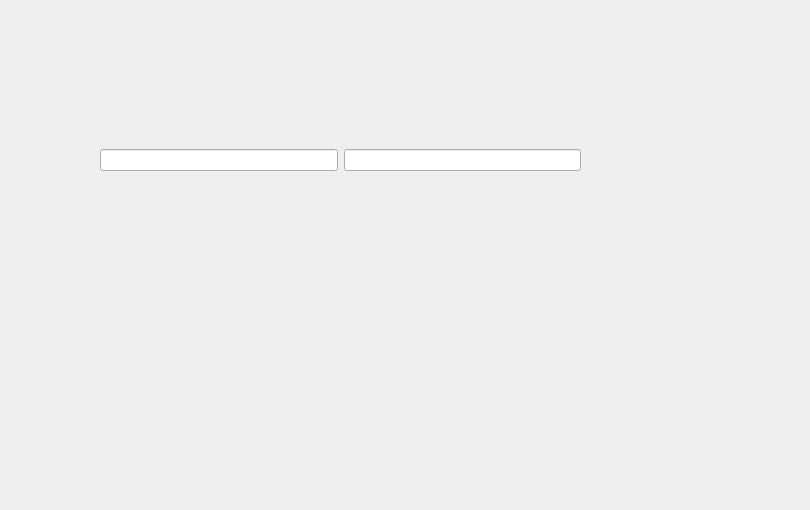
Before: the Qt Designer form equipe.ui in mateo-suet/BASKET, drawn with Qt 5.
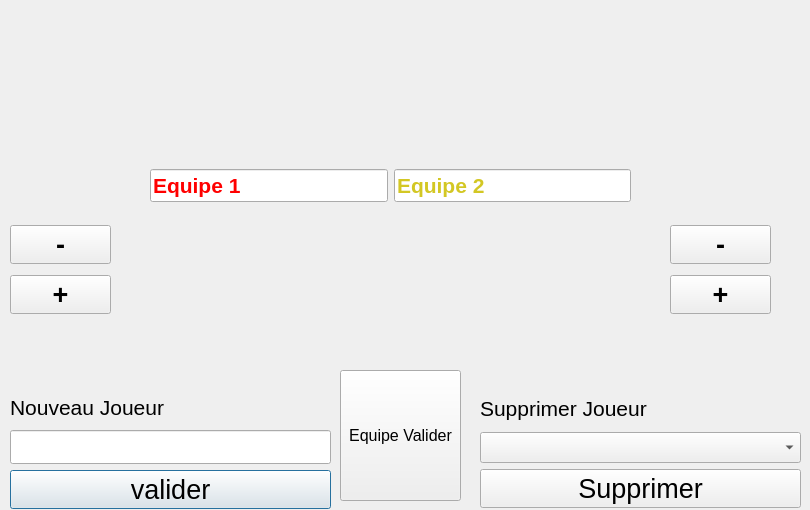
After: the same form once the commit is applied.

```diff
--- a/equipe.ui
+++ b/equipe.ui
@@ -10,32 +10,274 @@
     <height>510</height>
    </rect>
   </property>
+  <property name="font">
+   <font>
+    <bold>true</bold>
+   </font>
+  </property>
   <property name="windowTitle">
    <string>Dialog</string>
   </property>
   <widget class="QWidget" name="gridLayoutWidget">
    <property name="geometry">
     <rect>
-     <x>100</x>
-     <y>120</y>
+     <x>150</x>
+     <y>30</y>
      <width>481</width>
-     <height>81</height>
+     <height>311</height>
     </rect>
    </property>
    <layout class="QGridLayout" name="gridLayout">
-    <item row="0" column="0">
-     <layout class="QVBoxLayout" name="lay_equipe1">
-      <item>
-       <widget class="QLineEdit" name="lineEdit"/>
-      </item>
-     </layout>
-    </item>
     <item row="0" column="1">
      <layout class="QVBoxLayout" name="lay_equipe2">
       <item>
-       <widget class="QLineEdit" name="lineEdit_2"/>
+       <widget class="QLineEdit" name="Equipe_2">
+        <property name="font">
+         <font>
+          <pointsize>16</pointsize>
+          <bold>true</bold>
+         </font>
+        </property>
+        <property name="styleSheet">
+         <string notr="true">color: rgb(211, 199, 36);
+</string>
+        </property>
+        <property name="text">
+         <string>Equipe 2</string>
+        </property>
+       </widget>
       </item>
      </layout>
+    </item>
+    <item row="0" column="0">
+     <layout class="QVBoxLayout" name="lay_equipe1">
+      <item>
+       <widget class="QLineEdit" name="Equipe_1">
+        <property name="font">
+         <font>
+          <pointsize>16</pointsize>
+          <bold>true</bold>
+         </font>
+        </property>
+        <property name="styleSheet">
+         <string notr="true">color: rgb(255, 0, 0);</string>
+        </property>
+        <property name="text">
+         <string>Equipe 1</string>
+        </property>
+       </widget>
+      </item>
+     </layout>
+    </item>
+   </layout>
+  </widget>
+  <widget class="QWidget" name="verticalLayoutWidget">
+   <property name="geometry">
+    <rect>
+     <x>10</x>
+     <y>390</y>
+     <width>321</width>
+     <height>119</height>
+    </rect>
+   </property>
+   <property name="font">
+    <font>
+     <bold>false</bold>
+    </font>
+   </property>
+   <layout class="QVBoxLayout" name="verticalLayout">
+    <item>
+     <widget class="QLabel" name="label">
+      <property name="font">
+       <font>
+        <pointsize>16</pointsize>
+        <bold>false</bold>
+       </font>
+      </property>
+      <property name="text">
+       <string>Nouveau Joueur</string>
+      </property>
+     </widget>
+    </item>
+    <item>
+     <widget class="QLineEdit" name="ligne_nouveau_joueur">
+      <property name="sizePolicy">
+       <sizepolicy hsizetype="Expanding" vsizetype="Preferred">
+        <horstretch>0</horstretch>
+        <verstretch>0</verstretch>
+       </sizepolicy>
+      </property>
+      <property name="font">
+       <font>
+        <pointsize>14</pointsize>
+        <bold>false</bold>
+       </font>
+      </property>
+     </widget>
+    </item>
+    <item>
+     <widget class="QPushButton" name="Valider">
+      <property name="font">
+       <font>
+        <pointsize>20</pointsize>
+        <bold>false</bold>
+       </font>
+      </property>
+      <property name="text">
+       <string>valider</string>
+      </property>
+     </widget>
+    </item>
+   </layout>
+  </widget>
+  <widget class="QWidget" name="verticalLayoutWidget_2">
+   <property name="geometry">
+    <rect>
+     <x>480</x>
+     <y>390</y>
+     <width>321</width>
+     <height>118</height>
+    </rect>
+   </property>
+   <property name="font">
+    <font>
+     <bold>false</bold>
+    </font>
+   </property>
+   <layout class="QVBoxLayout" name="verticalLayout_2">
+    <item>
+     <widget class="QLabel" name="label_2">
+      <property name="font">
+       <font>
+        <pointsize>16</pointsize>
+        <bold>false</bold>
+       </font>
+      </property>
+      <property name="text">
+       <string>Supprimer Joueur</string>
+      </property>
+     </widget>
+    </item>
+    <item>
+     <widget class="QComboBox" name="combo_sup">
+      <property name="font">
+       <font>
+        <pointsize>14</pointsize>
+        <bold>false</bold>
+       </font>
+      </property>
+     </widget>
+    </item>
+    <item>
+     <widget class="QPushButton" name="Supprimer">
+      <property name="font">
+       <font>
+        <pointsize>20</pointsize>
+        <bold>false</bold>
+       </font>
+      </property>
+      <property name="text">
+       <string>Supprimer</string>
+      </property>
+     </widget>
+    </item>
+   </layout>
+  </widget>
+  <widget class="QPushButton" name="Bouton_Valider">
+   <property name="geometry">
+    <rect>
+     <x>340</x>
+     <y>370</y>
+     <width>121</width>
+     <height>131</height>
+    </rect>
+   </property>
+   <property name="font">
+    <font>
+     <pointsize>12</pointsize>
+     <bold>false</bold>
+    </font>
+   </property>
+   <property name="styleSheet">
+    <string notr="true"/>
+   </property>
+   <property name="text">
+    <string>Equipe Valider</string>
+   </property>
+  </widget>
+  <widget class="QWidget" name="verticalLayoutWidget_3">
+   <property name="geometry">
+    <rect>
+     <x>10</x>
+     <y>220</y>
+     <width>101</width>
+     <height>101</height>
+    </rect>
+   </property>
+   <layout class="QVBoxLayout" name="verticalLayout_3">
+    <item>
+     <widget class="QPushButton" name="MOINS_1">
+      <property name="font">
+       <font>
+        <pointsize>20</pointsize>
+        <bold>true</bold>
+       </font>
+      </property>
+      <property name="text">
+       <string>-</string>
+      </property>
+     </widget>
+    </item>
+    <item>
+     <widget class="QPushButton" name="PLUS_1">
+      <property name="font">
+       <font>
+        <pointsize>20</pointsize>
+        <bold>true</bold>
+       </font>
+      </property>
+      <property name="text">
+       <string>+</string>
+      </property>
+     </widget>
+    </item>
+   </layout>
+  </widget>
+  <widget class="QWidget" name="verticalLayoutWidget_4">
+   <property name="geometry">
+    <rect>
+     <x>670</x>
+     <y>220</y>
+     <width>101</width>
+     <height>101</height>
+    </rect>
+   </property>
+   <layout class="QVBoxLayout" name="verticalLayout_4">
+    <item>
+     <widget class="QPushButton" name="MOINS_2">
+      <property name="font">
+       <font>
+        <pointsize>20</pointsize>
+        <bold>true</bold>
+       </font>
+      </property>
+      <property name="text">
+       <string>-</string>
+      </property>
+     </widget>
+    </item>
+    <item>
+     <widget class="QPushButton" name="PLUS_2">
+      <property name="font">
+       <font>
+        <pointsize>20</pointsize>
+        <bold>true</bold>
+       </font>
+      </property>
+      <property name="text">
+       <string>+</string>
+      </property>
+     </widget>
     </item>
    </layout>
   </widget>
```
